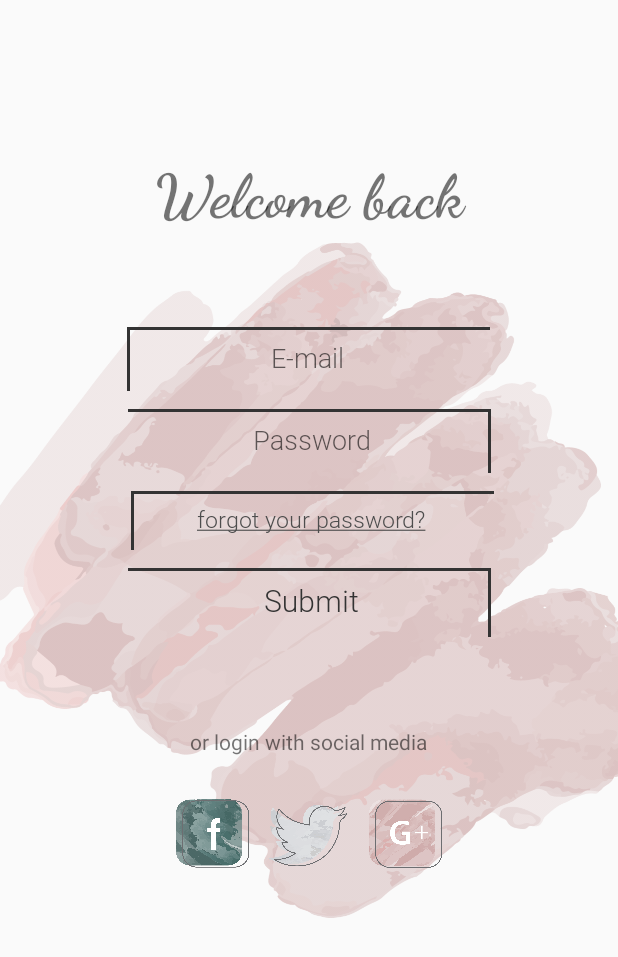
After one commit to voskanyan069/PerfectLook, an Android app: the layout activity_login.xml on its own in the app's theme, with its tools: preview values and no code run, on a phone screen of 412 x 824 dp. The commit adds this screen. Shown: the top 957 px of the screen. Run offline under Robolectric (Android 15) with nearby library versions, the phone set to English and light mode, and no system bars.

Commit message:
added log in screen added new background images deleted button and edit text styles added view style

```diff
--- a/app/src/main/AndroidManifest.xml
+++ b/app/src/main/AndroidManifest.xml
@@ -9,7 +9,10 @@
         android:roundIcon="@mipmap/ic_launcher_round"
         android:supportsRtl="true"
         android:theme="@style/Theme.PerfectLook">
-        <activity android:name=".MainActivity">
+        <activity android:name=".authentication.SignupActivity"></activity>
+        <activity android:name=".authentication.LoginActivity" />
+        <activity android:name=".activities.AuthenticationActivity" />
+        <activity android:name=".activities.MainActivity">
             <intent-filter>
                 <action android:name="android.intent.action.MAIN" />
 
--- a/app/src/main/java/am/perfectlook/perfectlook/MainActivity.kt
+++ b/app/src/main/java/am/perfectlook/perfectlook/authentication/SignupActivity.kt
@@ -1,11 +1,11 @@
-package am.perfectlook.perfectlook
+package am.perfectlook.perfectlook.authentication
 
 import android.support.v7.app.AppCompatActivity
 import android.os.Bundle
 
-class MainActivity : AppCompatActivity() {
+class SignupActivity : AppCompatActivity() {
     override fun onCreate(savedInstanceState: Bundle?) {
         super.onCreate(savedInstanceState)
-        setContentView(R.layout.activity_main)
+        setContentView(R.layout.activity_signup)
     }
 }
--- a/app/src/main/res/drawable/left_border_button.xml
+++ b/app/src/main/res/drawable/left_bottom_border_button.xml
@@ -8,7 +8,7 @@
         <shape android:shape="rectangle" >
             <stroke
                 android:width="2dp"
-                android:color="#FF000000" />
+                android:color="@color/button" />
             <solid android:color="#00FFFFFF" />
         </shape>
     </item>
--- /dev/null
+++ b/app/src/main/res/drawable/left_top_border_button.xml
@@ -0,0 +1,15 @@
+<?xml version="1.0" encoding="utf-8"?>
+<layer-list xmlns:android="http://schemas.android.com/apk/res/android" >
+    <item
+        android:bottom="-2dp"
+        android:left="2dp"
+        android:right="-2dp"
+        android:top="2dp">
+        <shape android:shape="rectangle" >
+            <stroke
+                android:width="2dp"
+                android:color="@color/button" />
+            <solid android:color="#00FFFFFF" />
+        </shape>
+    </item>
+</layer-list>
--- a/app/src/main/res/drawable/right_border_button.xml
+++ b/app/src/main/res/drawable/right_top_border_button.xml
@@ -8,7 +8,7 @@
         <shape android:shape="rectangle" >
             <stroke
                 android:width="2dp"
-                android:color="#FF000000" />
+                android:color="@color/button" />
             <solid android:color="#00FFFFFF" />
         </shape>
     </item>
--- /dev/null
+++ b/app/src/main/res/layout/activity_login.xml
@@ -0,0 +1,104 @@
+<?xml version="1.0" encoding="utf-8"?>
+<ScrollView
+    xmlns:android="http://schemas.android.com/apk/res/android"
+    xmlns:tools="http://schemas.android.com/tools"
+    android:layout_width="match_parent"
+    android:layout_height="match_parent"
+    android:background="@drawable/login_background"
+    android:orientation="vertical"
+    tools:context=".authentication.LoginActivity">
+
+    <LinearLayout
+        android:layout_width="match_parent"
+        android:layout_height="wrap_content"
+        android:orientation="vertical">
+
+        <TextView
+            style="@style/Theme.PerfectLook.Header.Title1"
+            android:text="@string/welcome_back"
+            android:layout_marginTop="100dp" />
+
+        <EditText
+            android:id="@+id/login_email_filed"
+            android:layout_marginTop="60dp"
+            android:inputType="textEmailAddress"
+            android:hint="@string/e_mail"
+            android:background="@drawable/left_top_border_button"
+            android:padding="10dp"
+            android:textSize="18sp"
+            android:gravity="center"
+            style="@style/Theme.PerfectLook.View.LeftBorder" />
+
+        <EditText
+            android:id="@+id/login_password_filed"
+            android:layout_marginTop="10dp"
+            android:inputType="textPassword"
+            android:hint="@string/password"
+            android:background="@drawable/right_top_border_button"
+            android:padding="10dp"
+            android:textSize="18sp"
+            android:gravity="center"
+            style="@style/Theme.PerfectLook.View.RightBorder" />
+
+        <TextView
+            android:id="@+id/login_forgot_password"
+            android:layout_marginTop="10dp"
+            android:text="@string/forgot_your_password"
+            android:background="@drawable/left_top_border_button"
+            android:padding="10dp"
+            android:textSize="15sp"
+            android:gravity="center"
+            android:textColor="@color/text"
+            style="@style/Theme.PerfectLook.View.RightBorder" />
+
+        <Button
+            android:id="@+id/login_submit"
+            android:layout_marginTop="10dp"
+            android:background="@drawable/right_top_border_button"
+            android:text="@string/submit"
+            style="@style/Theme.PerfectLook.View.RightBorder" />
+
+        <TextView
+            android:layout_marginTop="60dp"
+            android:layout_gravity="center"
+            style="@style/Theme.PerfectLook.TextView"
+            android:text="@string/social_media" />
+
+        <LinearLayout
+            android:layout_width="wrap_content"
+            android:layout_height="wrap_content"
+            android:layout_marginTop="20dp"
+            android:orientation="horizontal"
+            android:layout_gravity="center"
+            android:weightSum="3">
+
+            <ImageView
+                android:id="@+id/login_fb"
+                android:layout_width="64dp"
+                android:layout_height="64dp"
+                android:src="@drawable/ic_facebook"
+                android:contentDescription="@string/facebook_log_in"
+                android:layout_weight="1"
+                android:padding="5dp" />
+
+            <ImageView
+                android:id="@+id/login_tw"
+                android:layout_width="64dp"
+                android:layout_height="64dp"
+                android:src="@drawable/ic_twitter"
+                android:contentDescription="@string/twitter_log_in"
+                android:layout_weight="1"
+                android:padding="5dp" />
+
+            <ImageView
+                android:id="@+id/login_gp"
+                android:layout_width="64dp"
+                android:layout_height="64dp"
+                android:src="@drawable/ic_google"
+                android:contentDescription="@string/google_log_in"
+                android:layout_weight="1"
+                android:padding="5dp" />
+
+        </LinearLayout>
+    </LinearLayout>
+</ScrollView>
--- a/app/src/main/res/values/strings.xml
+++ b/app/src/main/res/values/strings.xml
@@ -5,4 +5,13 @@
     <string name="sign_up">Sign up</string>
     <string name="terms_and_policy"><u>Terms and policy</u></string>
     <string name="skip"><u>Skip</u></string>
+    <string name="e_mail">E-mail</string>
+    <string name="password">Password</string>
+    <string name="welcome_back">Welcome back</string>
+    <string name="forgot_your_password"><u>forgot your password?</u></string>
+    <string name="submit">Submit</string>
+    <string name="social_media">or login with social media</string>
+    <string name="facebook_log_in">Facebook log in</string>
+    <string name="twitter_log_in">Twitter log in</string>
+    <string name="google_log_in">Google+ log in</string>
 </resources>
--- a/app/src/main/res/values/themes.xml
+++ b/app/src/main/res/values/themes.xml
@@ -14,7 +14,7 @@
         <item name="android:gravity">center</item>
     </style>
 
-    <style name="Theme.PerfectLook.Button.LeftBorder" parent="TextAppearance.AppCompat.Button">
+    <style name="Theme.PerfectLook.View.LeftBorder" parent="TextAppearance.AppCompat.Button">
         <item name="android:layout_width">match_parent</item>
         <item name="android:layout_height">wrap_content</item>
         <item name="android:layout_marginLeft">82.5dp</item>
@@ -23,10 +23,9 @@
         <item name="android:fontFamily">@font/roboto_light</item>
         <item name="android:textColor">@color/button</item>
         <item name="android:textAllCaps">false</item>
-        <item name="android:background">@drawable/left_border_button</item>
     </style>
 
-    <style name="Theme.PerfectLook.Button.RightBorder" parent="TextAppearance.AppCompat.Button">
+    <style name="Theme.PerfectLook.View.RightBorder" parent="TextAppearance.AppCompat.Button">
         <item name="android:layout_width">match_parent</item>
         <item name="android:layout_height">wrap_content</item>
         <item name="android:layout_marginLeft">85dp</item>
@@ -35,12 +34,10 @@
         <item name="android:fontFamily">@font/roboto_light</item>
         <item name="android:textColor">@color/button</item>
         <item name="android:textAllCaps">false</item>
-        <item name="android:background">@drawable/right_border_button</item>
     </style>
 
     <style name="Theme.PerfectLook.TextView" parent="Widget.AppCompat.TextView">
         <item name="android:layout_width">wrap_content</item>
         <item name="android:layout_height">wrap_content</item>
-
     </style>
 </resources>
```
Also changed, not shown: app/src/main/java/am/perfectlook/perfectlook/activities/MainActivity.kt (added, +12 -0 lines), app/src/main/java/am/perfectlook/perfectlook/authentication/LoginActivity.kt (added, +11 -0 lines), app/src/main/res/drawable/right_bottom_border_button.xml (added, +15 -0 lines), app/src/main/res/layout/activity_main.xml (+5 -3 lines), app/src/main/res/layout/activity_signup.xml (added, +16 -0 lines), app/src/main/res/drawable/ic_facebook.png (added), app/src/main/res/drawable/ic_google.png (added), app/src/main/res/drawable/ic_twitter.png (added), app/src/main/res/drawable/login_background.png (added), 1 other file.
